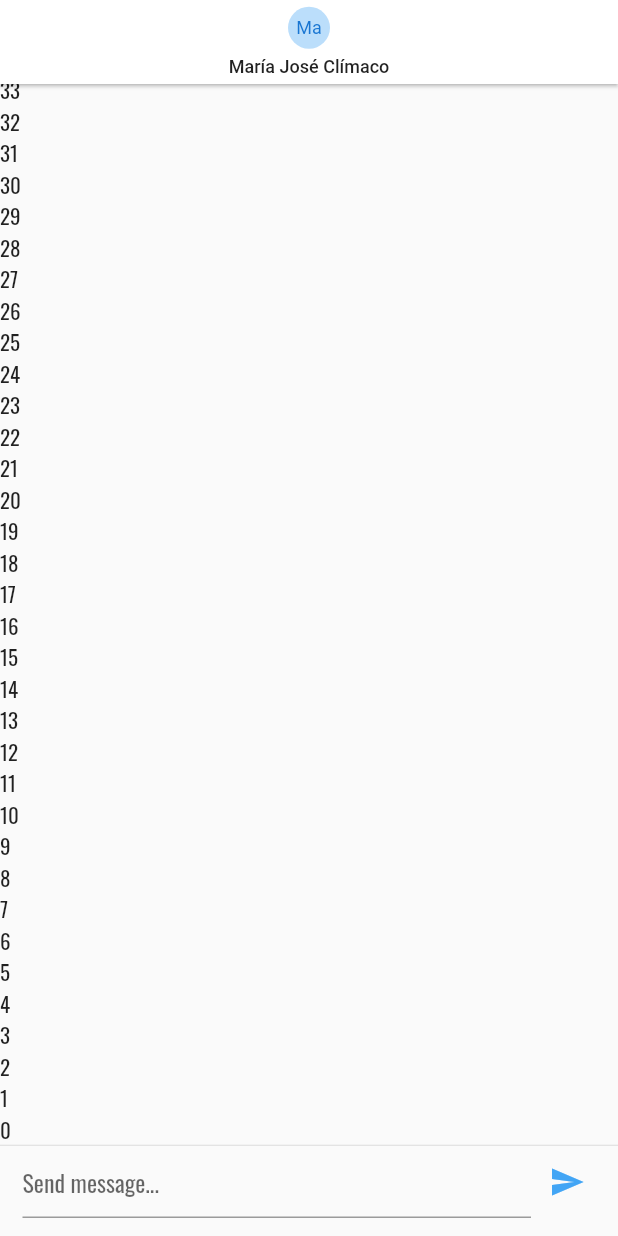
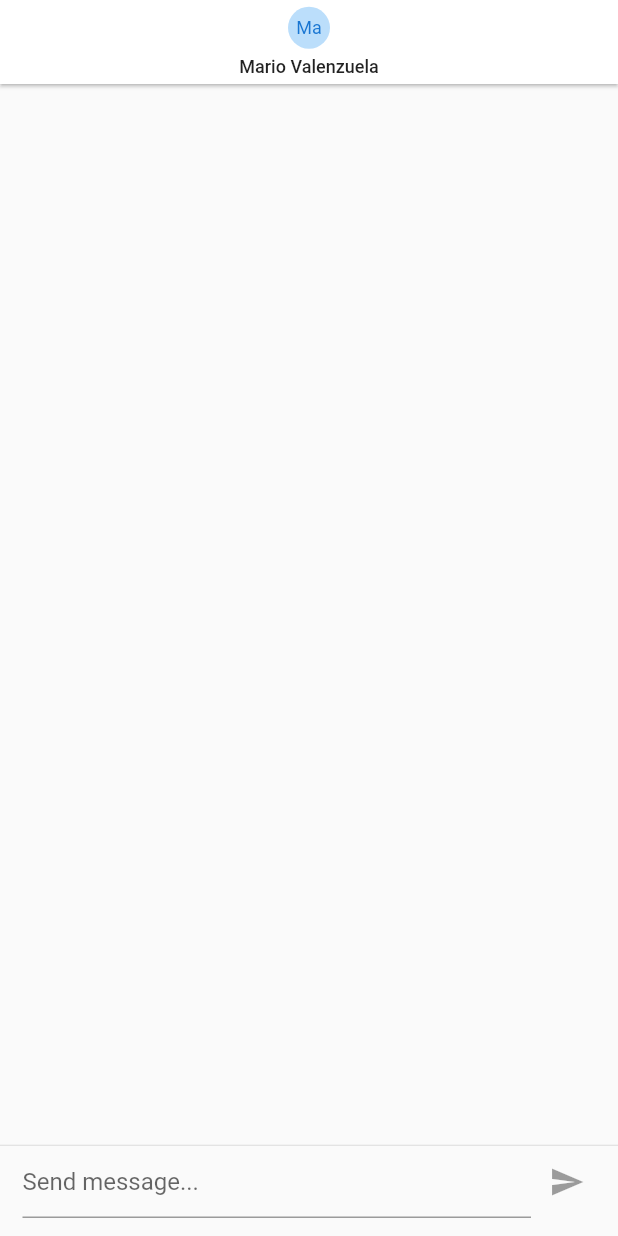
Before and after one commit to marcossevilla/messenger, a Flutter app: the screen it shows after launch, on a phone screen of 412 x 824 dp. Run offline on Flutter 3.47's test engine with Material 2 defaults, Android fonts, the phone set to English and light mode, and no system bars; our stand-ins replace pull_to_refresh.

Commit message:
base design before working on server

```diff
--- a/lib/app.dart
+++ b/lib/app.dart
@@ -1,7 +1,5 @@
 import 'package:flutter/material.dart';
 import 'package:flutter/services.dart';
-
-import 'package:google_fonts/google_fonts.dart';
 
 import 'ui/router.dart';
 
@@ -16,9 +14,6 @@ class MessengerApp extends StatelessWidget {
 
     return MaterialApp(
       title: name,
-      theme: ThemeData(
-        textTheme: GoogleFonts.oswaldTextTheme(),
-      ),
       routes: Router.routes,
       initialRoute: Router.chat,
       debugShowCheckedModeBanner: false,
--- a/lib/ui/screens/chat.dart
+++ b/lib/ui/screens/chat.dart
@@ -3,10 +3,23 @@ import 'dart:io';
 import 'package:flutter/cupertino.dart';
 import 'package:flutter/material.dart';
 
-class ChatScreen extends StatelessWidget {
+import '../widgets/chat_message.dart';
+
+class ChatScreen extends StatefulWidget {
   static const String route = 'chat';
 
   static Route go() => MaterialPageRoute<void>(builder: (_) => ChatScreen());
+
+  @override
+  _ChatScreenState createState() => _ChatScreenState();
+}
+
+class _ChatScreenState extends State<ChatScreen> {
+  var messages = <ChatMessage>[];
+
+  void updateMessages(ChatMessage message) {
+    setState(() => messages.insert(0, message));
+  }
 
   @override
   Widget build(BuildContext context) {
@@ -29,27 +42,25 @@ class ChatScreen extends StatelessWidget {
             ),
             const SizedBox(height: 5),
             const Text(
-              'María José Clímaco',
+              'Mario Valenzuela',
               style: TextStyle(color: Colors.black87, fontSize: 12),
             ),
           ],
         ),
       ),
       body: Column(
+        mainAxisAlignment: MainAxisAlignment.end,
         children: [
           Flexible(
             child: ListView.builder(
+              reverse: true,
               physics: const BouncingScrollPhysics(),
-              reverse: true,
-              itemCount: 100,
-              shrinkWrap: true,
-              itemBuilder: (context, index) {
-                return Text('$index');
-              },
+              itemCount: messages.length,
+              itemBuilder: (context, index) => messages[index],
             ),
           ),
           const Divider(height: 1),
-          const _ChatInput(),
+          _ChatInput(addMessage: updateMessages),
         ],
       ),
     );
@@ -57,57 +68,66 @@ class ChatScreen extends StatelessWidget {
 }
 
 class _ChatInput extends StatefulWidget {
-  const _ChatInput({Key key}) : super(key: key);
+  const _ChatInput({Key key, this.addMessage}) : super(key: key);
+
+  final Function(ChatMessage) addMessage;
 
   @override
   __ChatInputState createState() => __ChatInputState();
 }
 
 class __ChatInputState extends State<_ChatInput> {
+  final _focusNode = FocusNode();
   final _controller = TextEditingController();
 
   @override
   Widget build(BuildContext context) {
     return SafeArea(
-      child: SizedBox(
+      child: Container(
         height: 60,
-        child: Padding(
         padding: const EdgeInsets.only(left: 15, right: 10),
         child: Row(
           crossAxisAlignment: CrossAxisAlignment.start,
           children: [
             Flexible(
               child: TextField(
+                focusNode: _focusNode,
                 controller: _controller,
-                  onSubmitted: (value) {},
                 onChanged: (value) {
                   setState(() => _controller.text = value);
                 },
-                  textInputAction: TextInputAction.send,
+                onSubmitted: (_) => _handleSubmit(),
                 decoration: const InputDecoration(
                   hintText: 'Send message...',
                 ),
               ),
             ),
-              if (Platform.isAndroid)
-                IconButton(
-                  icon: Icon(Icons.send, color: Colors.blue.shade400),
-                  onPressed: _controller.text.isEmpty ? null : _handleSubmit,
+            if (Platform.isIOS || Platform.isMacOS)
+              CupertinoButton(
+                child: const Text('Send'),
+                onPressed:
+                    _controller.text.trim().isNotEmpty ? _handleSubmit : null,
               )
             else
-                CupertinoButton(
-                  child: const Text('Send'),
-                  onPressed: _controller.text.isEmpty ? null : _handleSubmit,
+              IconButton(
+                color: Colors.blue.shade400,
+                icon: const Icon(Icons.send),
+                onPressed:
+                    _controller.text.trim().isNotEmpty ? _handleSubmit : null,
               ),
           ],
-          ),
         ),
       ),
     );
   }
 
   void _handleSubmit() {
-    print(_controller.text);
-    setState(_controller.clear);
+    if (_controller.text.trim().isEmpty) return;
+
+    final newMessage = ChatMessage(uid: '123', text: _controller.text);
+    widget.addMessage(newMessage);
+
+    _focusNode.requestFocus();
+    _controller.clear();
   }
 }
--- a/pubspec.yaml
+++ b/pubspec.yaml
@@ -14,6 +14,7 @@ dependencies:
 
   cupertino_icons: ^0.1.3
 
+  animate_do: ^1.7.3
   google_fonts: ^1.1.0
   intl: ^0.16.1
   pull_to_refresh: ^1.6.2
```
Also changed, not shown: lib/ui/widgets/chat_message.dart (added, +35 -0 lines), pubspec.lock. Lines whose indentation alone changed are shown as unchanged.
